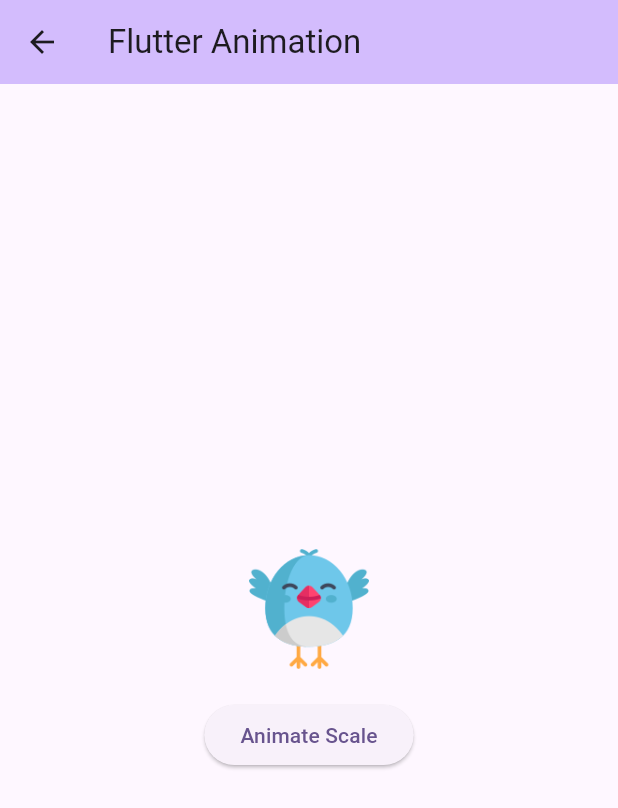
After one commit to kamran8545/flutter_animations, a Flutter app: the screen it shows after launch, after a tap on "Animated Scale", on a phone screen of 412 x 824 dp. The commit adds this screen. Shown: the top 808 px of the screen. Run offline on Flutter 3.47's test engine with Material 3 defaults, Android fonts, the phone set to English and light mode, and no system bars.

Commit message:
completed animated scale widget

```diff
--- a/lib/main.dart
+++ b/lib/main.dart
@@ -3,6 +3,7 @@ import 'package:flutter_animations/widgets/animated_align_widget.dart';
 import 'package:flutter_animations/widgets/animated_container_widget.dart';
 import 'package:flutter_animations/widgets/animated_opacity_widget.dart';
 import 'package:flutter_animations/widgets/animated_padding_widget.dart';
+import 'package:flutter_animations/widgets/animated_scale_widget.dart';
 
 void main() {
   runApp(const MyApp());
@@ -90,6 +91,17 @@ class _MyHomePageState extends State<MyHomePage> {
               child: const Text('Animated Padding'),
             ),
             const SizedBox(height: 20,),
+            ElevatedButton(
+              onPressed: () {
+                Navigator.of(context).push(
+                  MaterialPageRoute(
+                    builder: (context) => AnimatedScaleWidget(title: widget.title),
+                  ),
+                );
+              },
+              child: const Text('Animated Scale'),
+            ),
+            const SizedBox(height: 20,),
           ],
         ),
       ),
--- /dev/null
+++ b/lib/widgets/animated_scale_widget.dart
@@ -0,0 +1,54 @@
+import 'dart:math';
+
+import 'package:flutter/material.dart';
+import 'package:flutter/widgets.dart';
+
+class AnimatedScaleWidget extends StatefulWidget {
+  const AnimatedScaleWidget({super.key, required this.title});
+  final String title;
+
+  @override
+  State<AnimatedScaleWidget> createState() => _AnimatedScaleWidgetState();
+}
+
+class _AnimatedScaleWidgetState extends State<AnimatedScaleWidget> {
+
+  double scale = 1;
+
+  @override
+  Widget build(BuildContext context) {
+    return Scaffold(
+      appBar: AppBar(
+        backgroundColor: Theme.of(context).colorScheme.inversePrimary,
+        title: Text(widget.title),
+      ),
+      body: Column(
+        mainAxisAlignment: MainAxisAlignment.center,
+        children: [
+          AnimatedScale(
+            duration: const Duration(milliseconds: 400),
+            scale: scale,
+            filterQuality: FilterQuality.high,
+            child: Image.asset(
+              'assets/icons/bird.png',
+              height: 80,
+              width: 80,
+            ),
+          ),
+          const SizedBox(
+            height: 20,
+            width: double.infinity,
+          ),
+          ElevatedButton(
+            onPressed: () {
+              setState(() {
+                scale = 0.5 + Random().nextInt(25).toDouble();
+              });
+            },
+            child: const Text('Animate Scale'),
+          ),
+        ],
+      ),
+    );
+  }
+}
```
